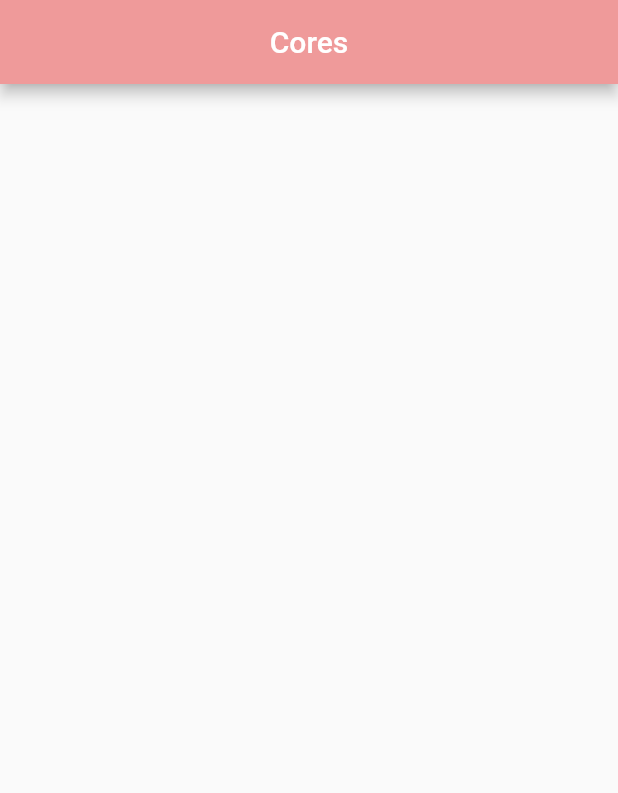
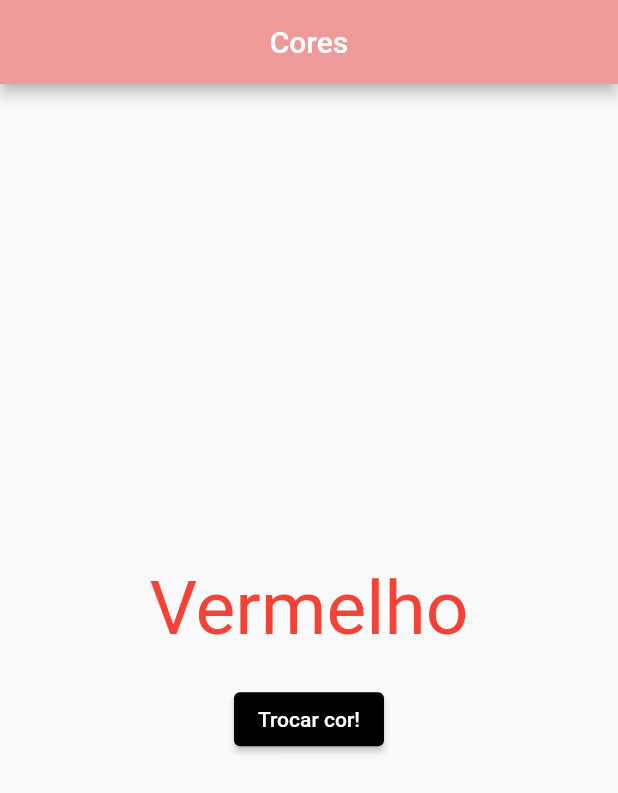
Before and after one commit to leoragassio/app-mobile-4semestre, a Flutter app: the screen it shows after launch, on a phone screen of 412 x 824 dp. Shown: the top 793 px of the screen. Run offline on Flutter 3.47's test engine with Material 2 defaults, Android fonts, the phone set to English and light mode, and no system bars.

Commit message:
new commit

```diff
--- a/app1/lib/main.dart
+++ b/app1/lib/main.dart
@@ -1,3 +1,5 @@
+// ignore_for_file: prefer_const_constructors
+
 import 'package:flutter/material.dart';
 
 void main() => runApp(Cores());
@@ -15,6 +17,37 @@ class Cores extends StatelessWidget {
           backgroundColor: Colors.red[200],
           centerTitle: true,
         ),
+        body: Center(
+          child:Column(
+            mainAxisAlignment: MainAxisAlignment.center,
+            crossAxisAlignment: CrossAxisAlignment.center,
+            children: [
+              Text(
+                'Vermelho',
+                  style: TextStyle(
+                    fontSize:50,
+                    color: Colors.red,
+                ),
+                ),
+                Padding(
+                  padding: EdgeInsets.all(10),
+                  ),
+                ElevatedButton(
+                  onPressed: () {},
+                  child: Text(
+                    'Trocar cor!',
+                  style: TextStyle(
+                    fontsize: 20,
+                    ),
+                  ),
+                  style:ElevatedButton.styleFrom(
+                    backgroundColor: Colors.black,
+                    )
+                  )
+
+              ],
+              )
+              ),
       ),
     );
   }
```
Also changed, not shown: 1 other file.
